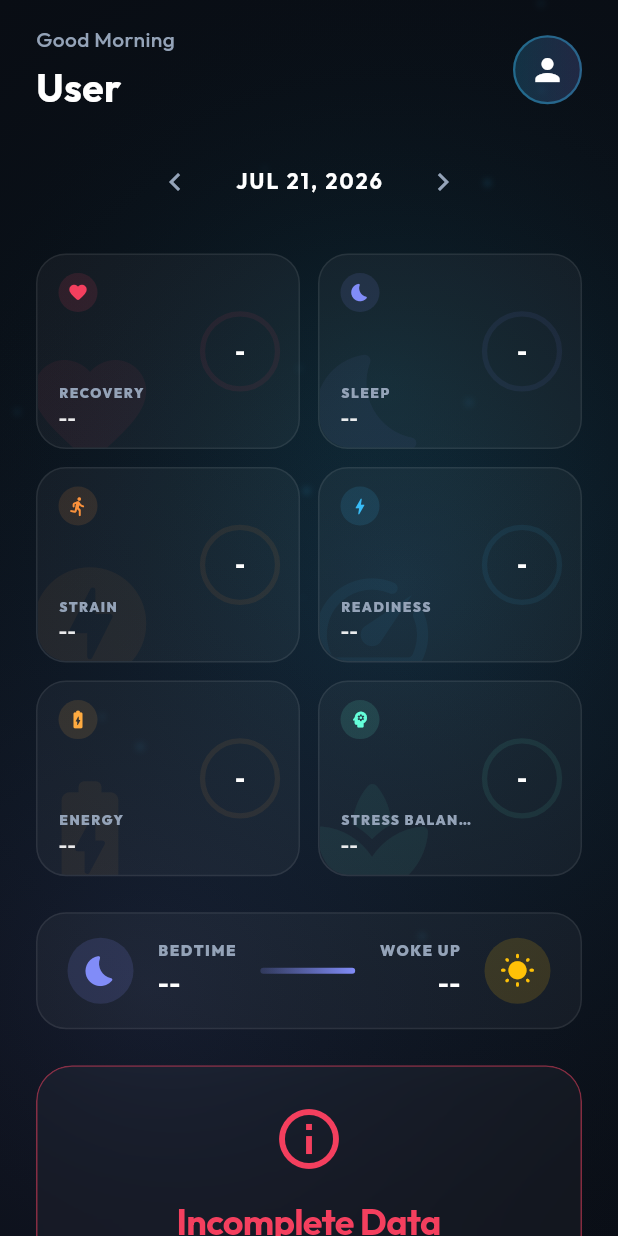
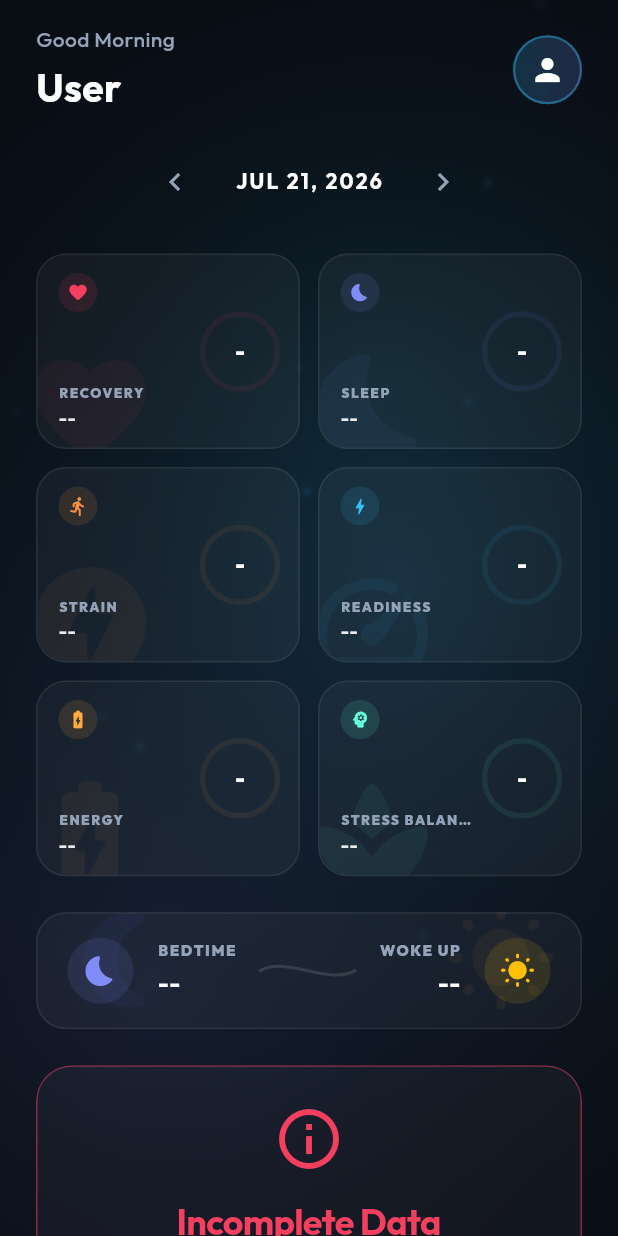
Before and after one commit to YoussefMa7moud/Pulse-Ai, a Flutter app: the HomeScreen screen opened directly, after a tap on the "chevron left" icon, on a phone screen of 412 x 824 dp. Run offline on Flutter 3.47's test engine with Material 3 defaults, Android fonts, the phone set to English and light mode, and no system bars; our stand-ins replace fl_chart, flutter_animate, flutter_dotenv, flutter_markdown, flutter_riverpod, go_router and 4 more; missing offline and left inert: health, home_widget; accounts and stored records are empty; statements that could not run were skipped.

Commit message:
Enhance UI and track actual sleep times
Improves visual design of score cards and sleep indicator with better typography, spacing, and gradients. Adds tracking of actual sleep start/end times from Google Health data and displays them in the bedtime indicator. Updates widget layout with better text sizing and label clarity.

```diff
--- a/lib/presentation/screens/home/home_screen.dart
+++ b/lib/presentation/screens/home/home_screen.dart
@@ -14,7 +14,9 @@ import '../../../widgets/pulse_loader.dart';
 import '../../../services/ai_service.dart';
 import '../../../widgets/animated_counter.dart';
 import '../../../widgets/staggered_animation.dart';
+import '../../../data/collections/daily_metric.dart';
 import '../../../utils/sync_helper.dart';
+
 
 class HomeScreen extends ConsumerStatefulWidget {
   const HomeScreen({super.key});
@@ -39,12 +41,55 @@ class _HomeScreenState extends ConsumerState<HomeScreen> {
     };
   }
 
-  Widget _buildBedtimeIndicator(int? totalSleepMinutes) {
-    final times = _estimateSleepTimes(totalSleepMinutes);
+  Map<String, String> _getActualSleepTimes(DailyMetric metric) {
+    final startVal = metric.systolicBP;
+    final endVal = metric.diastolicBP;
+
+    if (startVal != null && startVal >= 0 && endVal != null && endVal >= 0) {
+      final startMin = startVal.toInt();
+      final endMin = endVal.toInt();
+
+      final bedtimeHour = startMin ~/ 60;
+      final bedtimeMin = startMin % 60;
+      final wakeHour = endMin ~/ 60;
+      final wakeMin = endMin % 60;
+
+      final bedtimeTime = DateTime(2026, 1, 1, bedtimeHour, bedtimeMin);
+      final wakeTime = DateTime(2026, 1, 1, wakeHour, wakeMin);
+
+      return {
+        'bedtime': DateFormat('h:mm a').format(bedtimeTime),
+        'waketime': DateFormat('h:mm a').format(wakeTime),
+      };
+    }
+
+    return _estimateSleepTimes(metric.totalSleepMinutes);
+  }
+
+  Widget _buildBedtimeIndicator(DailyMetric metric) {
+    final times = _getActualSleepTimes(metric);
     final isDark = PulseTheme.isDark;
     final textColor = isDark ? Colors.white : Colors.black87;
 
-    return StyledCard(
+    return Stack(
+      children: [
+        Positioned(
+          left: 16,
+          top: -6,
+          child: Opacity(
+            opacity: isDark ? 0.05 : 0.03,
+            child: Icon(Icons.nightlight_round, size: 76, color: Colors.indigoAccent),
+          ),
+        ),
+        Positioned(
+          right: 16,
+          top: -6,
+          child: Opacity(
+            opacity: isDark ? 0.05 : 0.03,
+            child: Icon(Icons.wb_sunny_rounded, size: 76, color: Colors.orangeAccent),
+          ),
+        ),
+        StyledCard(
           color: PulseTheme.sleepPrimary,
           padding: const EdgeInsets.symmetric(horizontal: 20, vertical: 16),
           child: Row(
@@ -55,7 +100,7 @@ class _HomeScreenState extends ConsumerState<HomeScreen> {
                   Container(
                     padding: const EdgeInsets.all(10),
                     decoration: BoxDecoration(
-                  color: PulseTheme.sleepPrimary.withOpacity(0.15),
+                      color: PulseTheme.sleepPrimary.withOpacity(0.12),
                       shape: BoxShape.circle,
                     ),
                     child: Icon(Icons.bedtime_rounded, color: PulseTheme.sleepPrimary, size: 24),
@@ -77,16 +122,13 @@ class _HomeScreenState extends ConsumerState<HomeScreen> {
                   ),
                 ],
               ),
-          // Connective sleeping bar indicator
               Expanded(
-            child: Container(
-              height: 4,
-              margin: const EdgeInsets.symmetric(horizontal: 16),
-              decoration: BoxDecoration(
-                gradient: LinearGradient(
-                  colors: [PulseTheme.sleepPrimary.withOpacity(0.2), PulseTheme.sleepPrimary],
+                child: SizedBox(
+                  height: 40,
+                  child: CustomPaint(
+                    painter: _CurveSeparatorPainter(
+                      color: isDark ? Colors.white.withOpacity(0.12) : Colors.black.withOpacity(0.08),
                     ),
-                borderRadius: BorderRadius.circular(2),
                   ),
                 ),
               ),
@@ -110,7 +152,7 @@ class _HomeScreenState extends ConsumerState<HomeScreen> {
                   Container(
                     padding: const EdgeInsets.all(10),
                     decoration: BoxDecoration(
-                  color: Colors.amber.withOpacity(0.15),
+                      color: Colors.amber.withOpacity(0.12),
                       shape: BoxShape.circle,
                     ),
                     child: const Icon(Icons.wb_sunny_rounded, color: Colors.amber, size: 24),
@@ -119,6 +161,8 @@ class _HomeScreenState extends ConsumerState<HomeScreen> {
               ),
             ],
           ),
+        ),
+      ],
     );
   }
 
@@ -564,7 +608,7 @@ class _HomeScreenState extends ConsumerState<HomeScreen> {
                               ),
                               const SizedBox(height: 24),
                               metricsAsync.when(
-                                data: (metrics) => _buildBedtimeIndicator(metrics.totalSleepMinutes),
+                                data: (metrics) => _buildBedtimeIndicator(metrics),
                                 loading: () => const SizedBox(),
                                 error: (_, __) => const SizedBox(),
                               ),
@@ -1270,3 +1314,29 @@ class _DateNavigator extends ConsumerWidget {
     );
   }
 }
+
+class _CurveSeparatorPainter extends CustomPainter {
+  final Color color;
+  _CurveSeparatorPainter({required this.color});
+
+  @override
+  void paint(Canvas canvas, Size size) {
+    final paint = Paint()
+      ..color = color
+      ..style = PaintingStyle.stroke
+      ..strokeWidth = 2
+      ..strokeCap = StrokeCap.round;
+
+    final path = Path();
+    path.moveTo(16, size.height / 2);
+    path.cubicTo(
+      size.width * 0.35, size.height / 2 - 10,
+      size.width * 0.65, size.height / 2 + 10,
+      size.width - 16, size.height / 2,
+    );
+    canvas.drawPath(path, paint);
+  }
+
+  @override
+  bool shouldRepaint(covariant CustomPainter oldDelegate) => false;
+}
```
Also changed, not shown: lib/infrastructure/health/google_health_service.dart (+11 -0 lines), lib/widgets/score_cards.dart (+77 -36 lines), 1 other file. Lines whose indentation alone changed are shown as unchanged.
